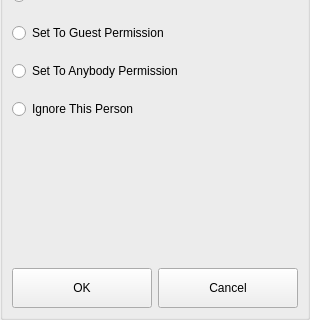
The window that GoTvApps/GoTvCommon/Forms/AppletPeerChangeFriendship.ui (brettrjones-github/nolimitconnect) describes before a commit, drawn with Qt 5; both pictures show x 0 to 310 and y 202 to 522 of the 310 by 522 pixel window.
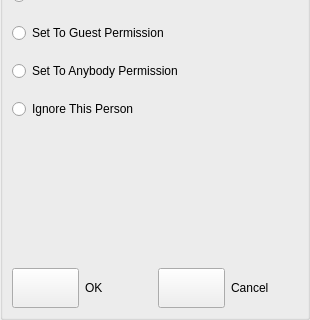
The same window after the commit. Custom widgets are drawn as their Qt base class.

Commit message: fix change friendship and title bar visibility and VxNetIdent = operator

What changed in the file:
```diff
--- a/GoTvApps/GoTvCommon/Forms/AppletPeerChangeFriendship.ui
+++ b/GoTvApps/GoTvCommon/Forms/AppletPeerChangeFriendship.ui
@@ -227,6 +227,13 @@
            </size>
           </property>
           <property name="text">
+           <string/>
+          </property>
+         </widget>
+        </item>
+        <item>
+         <widget class="QLabel" name="m_OkLabel">
+          <property name="text">
            <string>OK</string>
           </property>
          </widget>
@@ -239,6 +246,13 @@
             <height>40</height>
            </size>
           </property>
+          <property name="text">
+           <string/>
+          </property>
+         </widget>
+        </item>
+        <item>
+         <widget class="QLabel" name="m_CancelLabel">
           <property name="text">
            <string>Cancel</string>
           </property>
```
The commit also changes 16 other files.
